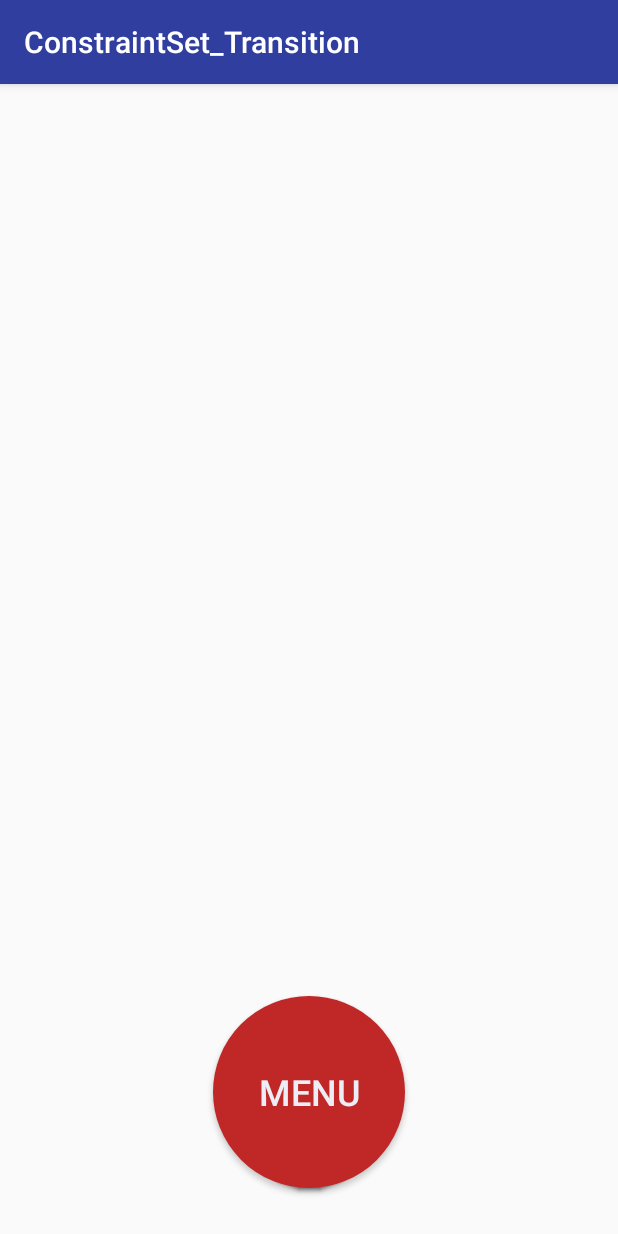
After one commit to Harpreet-Brar/ConstraintSet_Transition, an Android app: the Menu_Transition screen opened directly, with no data from a screen before it, on a phone screen of 412 x 824 dp. The commit adds this screen. Run offline under Robolectric (Android 15) with nearby library versions, the phone set to English and light mode, and no system bars.

Commit message:
Menu Button Transition.

```diff
--- a/app/build.gradle
+++ b/app/build.gradle
@@ -5,7 +5,7 @@ android {
     buildToolsVersion "29.0.2"
     defaultConfig {
         applicationId "com.capstone.constraintset_transition"
-        minSdkVersion 19
+        minSdkVersion 21
         targetSdkVersion 29
         versionCode 1
         versionName "1.0"
--- a/app/src/main/AndroidManifest.xml
+++ b/app/src/main/AndroidManifest.xml
@@ -9,6 +9,7 @@
         android:roundIcon="@mipmap/ic_launcher_round"
         android:supportsRtl="true"
         android:theme="@style/AppTheme">
+        <activity android:name=".Menu_Transition"></activity>
         <activity android:name=".MainActivity">
             <intent-filter>
                 <action android:name="android.intent.action.MAIN" />
--- /dev/null
+++ b/app/src/main/java/com/capstone/constraintset_transition/Menu_Transition.java
@@ -0,0 +1,50 @@
+package com.capstone.constraintset_transition;
+
+import androidx.appcompat.app.AppCompatActivity;
+import androidx.constraintlayout.widget.ConstraintLayout;
+import androidx.constraintlayout.widget.ConstraintSet;
+
+import android.os.Bundle;
+import android.transition.ChangeBounds;
+import android.transition.Transition;
+import android.transition.TransitionManager;
+import android.view.View;
+import android.view.animation.AnticipateOvershootInterpolator;
+import android.widget.Button;
+
+public class Menu_Transition extends AppCompatActivity {
+
+
+    private ConstraintLayout constraint;
+    private ConstraintSet constraintSet = new ConstraintSet();
+    private Boolean show = false;
+    @Override
+    protected void onCreate(Bundle savedInstanceState) {
+        super.onCreate(savedInstanceState);
+        setContentView(R.layout.activity_menu__transition);
+
+        final Button Menu = findViewById(R.id.button);
+        constraint = findViewById(R.id.constraint);
+
+        Menu.setOnClickListener(new View.OnClickListener() {
+            @Override
+            public void onClick(View view) {
+                show = !show;
+
+                if(show) {
+                    constraintSet.clone(Menu_Transition.this, R.layout.activity_menu__transition2);
+                    Menu.setText("X");
+                }
+                else{
+                    constraintSet.clone(Menu_Transition.this, R.layout.activity_menu__transition);
+                    Menu.setText("MENU");
+                }
+                Transition transition = new ChangeBounds();
+                transition.setInterpolator(new AnticipateOvershootInterpolator(.5f));
+                transition.setDuration(1000);
+                TransitionManager.beginDelayedTransition(constraint, transition);
+                constraintSet.applyTo(constraint);
+            }
+        });
+    }
+}
--- /dev/null
+++ b/app/src/main/res/drawable/button_state.xml
@@ -0,0 +1,31 @@
+<?xml version="1.0" encoding="utf-8"?>
+<selector xmlns:android="http://schemas.android.com/apk/res/android">
+    <item android:state_pressed="false">
+        <shape android:shape="rectangle">
+            <corners android:radius="1000dp" />
+            <solid android:color="#C02828" />
+            <stroke
+                android:width="2dip"
+                android:color="#C02828" />
+            <padding
+                android:bottom="5dp"
+                android:left="5dp"
+                android:right="5dp"
+                android:top="5dp" />
+        </shape>
+    </item>
+    <item android:state_pressed="true">
+        <shape android:shape="rectangle">
+            <corners android:radius="1000dp" />
+            <solid android:color="#FFD16868" />
+            <stroke
+                android:width="2dip"
+                android:color="#FFD16868" />
+            <padding
+                android:bottom="4dp"
+                android:left="4dp"
+                android:right="4dp"
+                android:top="4dp" />
+        </shape>
+    </item>
+</selector>
--- /dev/null
+++ b/app/src/main/res/layout/activity_menu__transition.xml
@@ -0,0 +1,77 @@
+<?xml version="1.0" encoding="utf-8"?>
+<androidx.constraintlayout.widget.ConstraintLayout xmlns:android="http://schemas.android.com/apk/res/android"
+    xmlns:app="http://schemas.android.com/apk/res-auto"
+    xmlns:tools="http://schemas.android.com/tools"
+    android:layout_width="match_parent"
+    android:layout_height="match_parent"
+    tools:context=".MainActivity"
+    android:id="@+id/constraint">
+
+
+    <Button
+        android:id="@+id/button11"
+        android:layout_width="70dp"
+        android:layout_height="70dp"
+        android:layout_marginBottom="34dp"
+        android:background="@drawable/button_state"
+        android:text="1"
+        android:textColor="#EDEEF5"
+        android:textSize="24sp"
+        app:layout_constraintBottom_toBottomOf="parent"
+        app:layout_constraintEnd_toEndOf="parent"
+        app:layout_constraintStart_toStartOf="parent" />
+
+
+
+    <Button
+        android:id="@+id/button12"
+        android:layout_width="70dp"
+        android:layout_height="70dp"
+        android:layout_marginBottom="34dp"
+        android:background="@drawable/button_state"
+        android:text="2"
+        android:textColor="#EDEEF5"
+        android:textSize="24sp"
+        app:layout_constraintBottom_toBottomOf="parent"
+        app:layout_constraintEnd_toEndOf="parent"
+        app:layout_constraintStart_toStartOf="parent" />
+
+    <Button
+        android:id="@+id/button13"
+        android:layout_width="70dp"
+        android:layout_height="70dp"
+        android:layout_marginBottom="34dp"
+        android:background="@drawable/button_state"
+        android:text="3"
+        android:textColor="#EDEEF5"
+        android:textSize="24sp"
+        app:layout_constraintBottom_toBottomOf="parent"
+        app:layout_constraintEnd_toEndOf="parent"
+        app:layout_constraintStart_toStartOf="parent" />
+
+    <Button
+        android:id="@+id/button14"
+        android:layout_width="70dp"
+        android:layout_height="70dp"
+        android:layout_marginBottom="34dp"
+        android:background="@drawable/button_state"
+        android:text="4"
+        android:textColor="#EDEEF5"
+        android:textSize="24sp"
+        app:layout_constraintBottom_toBottomOf="parent"
+        app:layout_constraintEnd_toEndOf="parent"
+        app:layout_constraintStart_toStartOf="parent" />
+
+    <Button
+        android:id="@+id/button"
+        android:layout_width="128dp"
+        android:layout_height="128dp"
+        android:layout_marginBottom="32dp"
+        android:background="@drawable/button_state"
+        android:text="MENU"
+        android:textColor="#EDEEF5"
+        android:textSize="24sp"
+        app:layout_constraintBottom_toBottomOf="parent"
+        app:layout_constraintEnd_toEndOf="parent"
+        app:layout_constraintStart_toStartOf="parent" />
+</androidx.constraintlayout.widget.ConstraintLayout>
--- a/app/src/main/res/values/strings.xml
+++ b/app/src/main/res/values/strings.xml
@@ -1,3 +1,5 @@
 <resources>
     <string name="app_name">ConstraintSet_Transition</string>
+    <string name="next">Next</string>
+    <string name="back">Back</string>
 </resources>
```
Also changed, not shown: app/src/main/java/com/capstone/constraintset_transition/MainActivity.java (+27 -5 lines), app/src/main/res/layout/activity_menu__transition2.xml (added, +79 -0 lines), app/src/main/res/menu/back.xml (added, +9 -0 lines), app/src/main/res/menu/middle.xml (added, +13 -0 lines), app/src/main/res/menu/next.xml (added, +9 -0 lines).
